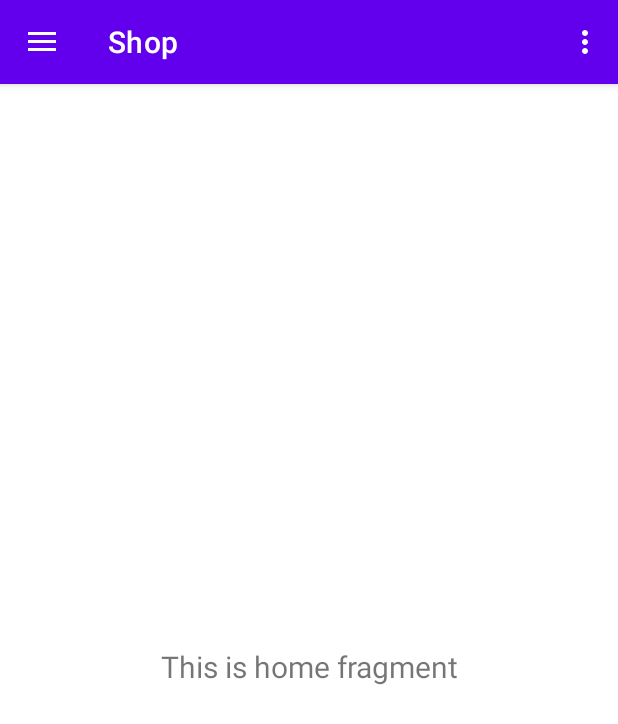
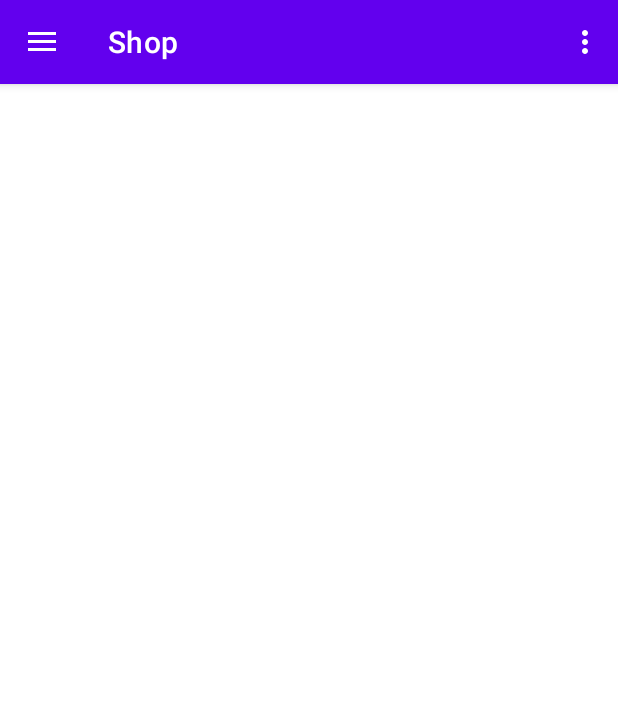
Before and after one commit to LZ-Software/MobileShop, an Android app: the MenuActivity screen opened directly, with no data from a screen before it, on a phone screen of 412 x 824 dp. Shown: the top 724 px of the screen. Run offline under Robolectric (Android 15) with nearby library versions, the light colour scheme and no system bars; our stand-ins replace navigation-ui.

Commit message:
[Android] Finish Refactoring

```diff
--- a/MobileShopAndroid/app/src/main/java/com/lz/mobileshop/MenuActivity.java
+++ b/MobileShopAndroid/app/src/main/java/com/lz/mobileshop/MenuActivity.java
@@ -35,7 +35,7 @@ public class MenuActivity extends AppCompatActivity
         // Passing each menu ID as a set of Ids because each
         // menu should be considered as top level destinations.
         mAppBarConfiguration = new AppBarConfiguration.Builder(
-                R.id.nav_home, R.id.nav_gallery, R.id.nav_slideshow)
+                R.id.nav_profile, R.id.nav_shop)
                 .setOpenableLayout(drawer)
                 .build();
 
--- a/MobileShopAndroid/app/src/main/java/com/lz/mobileshop/ui/menu/shop/ShopFragment.java
+++ b/MobileShopAndroid/app/src/main/java/com/lz/mobileshop/ui/menu/shop/ShopFragment.java
@@ -4,31 +4,20 @@ import android.os.Bundle;
 import android.view.LayoutInflater;
 import android.view.View;
 import android.view.ViewGroup;
-import android.widget.TextView;
 
 import androidx.annotation.NonNull;
 import androidx.fragment.app.Fragment;
-import androidx.lifecycle.ViewModelProvider;
 
 import com.lz.mobileshop.databinding.FragmentShopBinding;
 
 public class ShopFragment extends Fragment
 {
-
     private FragmentShopBinding binding;
 
-    public View onCreateView(@NonNull LayoutInflater inflater,
-                             ViewGroup container, Bundle savedInstanceState)
+    public View onCreateView(@NonNull LayoutInflater inflater, ViewGroup container, Bundle savedInstanceState)
     {
-        ShopViewModel shopViewModel =
-                new ViewModelProvider(this).get(ShopViewModel.class);
-
-        binding = FragmentShopBinding.inflate(inflater, container, false);
-        View root = binding.getRoot();
-
-        final TextView textView = binding.textHome;
-        shopViewModel.getText().observe(getViewLifecycleOwner(), textView::setText);
-        return root;
+        this.binding = FragmentShopBinding.inflate(inflater, container, false);
+        return this.binding.getRoot();
     }
 
     @Override
--- a/MobileShopAndroid/app/src/main/java/com/lz/mobileshop/ui/menu/shop/ShopViewModel.java
+++ /dev/null
@@ -1,22 +0,0 @@
-package com.lz.mobileshop.ui.menu.shop;
-
-import androidx.lifecycle.LiveData;
-import androidx.lifecycle.MutableLiveData;
-import androidx.lifecycle.ViewModel;
-
-public class ShopViewModel extends ViewModel
-{
-
-    private final MutableLiveData<String> mText;
-
-    public ShopViewModel()
-    {
-        mText = new MutableLiveData<>();
-        mText.setValue("This is home fragment");
-    }
-
-    public LiveData<String> getText()
-    {
-        return mText;
-    }
-}
--- a/MobileShopAndroid/app/src/main/res/menu/activity_main_drawer.xml
+++ b/MobileShopAndroid/app/src/main/res/menu/activity_main_drawer.xml
@@ -5,7 +5,7 @@
 
     <group android:checkableBehavior="single">
         <item
-            android:id="@+id/nav_gallery"
+            android:id="@+id/nav_profile"
             android:icon="@drawable/ic_menu_profile"
             android:title="@string/menu_profile" />
         <item
--- a/MobileShopAndroid/app/src/main/res/navigation/mobile_navigation.xml
+++ b/MobileShopAndroid/app/src/main/res/navigation/mobile_navigation.xml
@@ -3,23 +3,18 @@
     xmlns:app="http://schemas.android.com/apk/res-auto"
     xmlns:tools="http://schemas.android.com/tools"
     android:id="@+id/mobile_navigation"
-    app:startDestination="@+id/nav_home">
+    app:startDestination="@+id/nav_shop">
 
     <fragment
-        android:id="@+id/nav_home"
+        android:id="@+id/nav_shop"
         android:name="com.lz.mobileshop.ui.menu.shop.ShopFragment"
         android:label="@string/menu_shop"
         tools:layout="@layout/fragment_shop" />
 
     <fragment
-        android:id="@+id/nav_gallery"
+        android:id="@+id/nav_profile"
         android:name="com.lz.mobileshop.ui.menu.profile.ProfileFragment"
         android:label="@string/menu_profile"
-        tools:layout="@layout/fragment_gallery" />
+        tools:layout="@layout/fragment_profile" />
 
-    <fragment
-        android:id="@+id/nav_slideshow"
-        android:name="com.lz.mobileshop.ui.menu.slideshow.SlideshowFragment"
-        android:label="@string/menu_slideshow"
-        tools:layout="@layout/fragment_slideshow" />
 </navigation>
```
Also changed, not shown: MobileShopAndroid/app/src/main/java/com/lz/mobileshop/ui/menu/profile/ProfileFragment.java (+5 -17 lines), MobileShopAndroid/app/src/main/java/com/lz/mobileshop/ui/menu/profile/ProfileViewModel.java (deleted, +0 -22 lines), MobileShopAndroid/app/src/main/res/layout/fragment_profile.xml (renamed from MobileShopAndroid/app/src/main/res/layout/fragment_gallery.xml).
